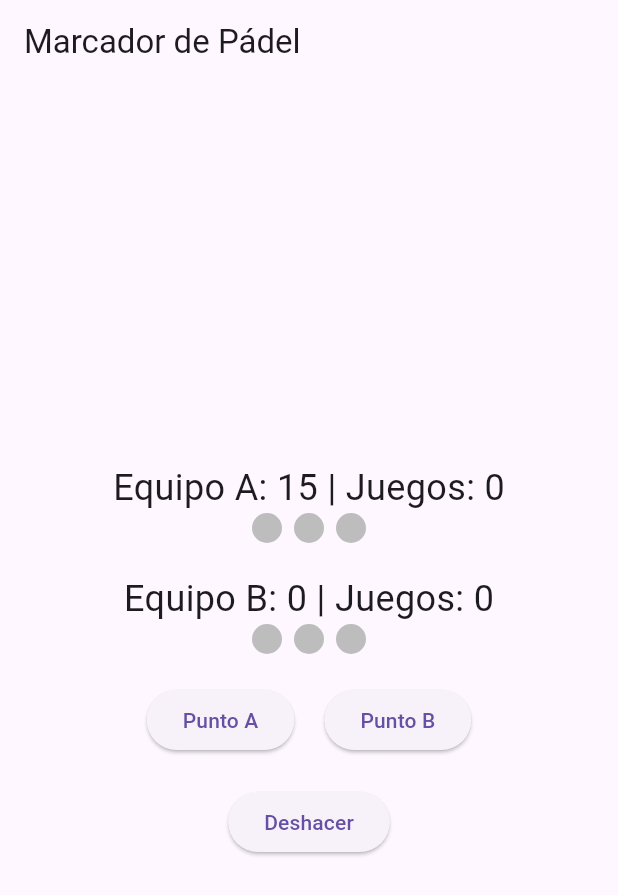
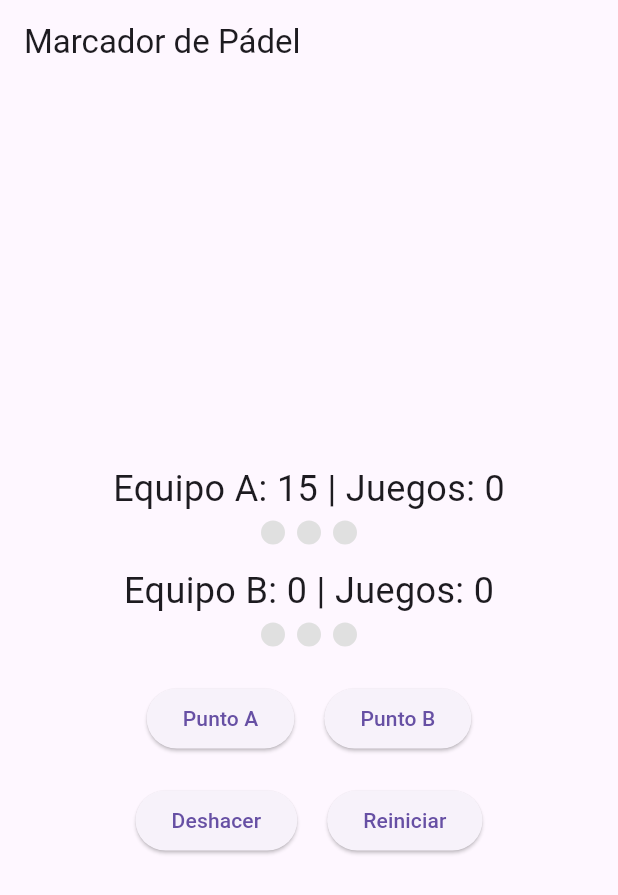
Before and after one commit to Daritessar/MarcadorPadel, a Flutter app: the screen it shows after launch, after a tap on "Punto A", on a phone screen of 412 x 824 dp. Shown: the top 895 px of the screen. Run offline on Flutter 3.47's test engine with Material 3 defaults, Android fonts, the phone set to English and light mode, and no system bars.

Commit message:
Nuevas pantallas

```diff
--- a/lib/main.dart
+++ b/lib/main.dart
@@ -1,4 +1,6 @@
 import 'package:flutter/material.dart';
+import 'marcador.dart';
+
 
 void main() {
   runApp(PadelScoreApp());
@@ -16,197 +18,3 @@ class PadelScoreApp extends StatelessWidget {
     );
   }
 }
-
-// Clase que maneja toda la lógica del marcador
-class Marcador {
-  int puntosA = 0; // 0=0, 1=15, 2=30, 3=40, 4=Ad
-  int puntosB = 0;
-  int juegosA = 0;
-  int juegosB = 0;
-  List<bool> setsA = [false, false, false]; // 3 sets
-  List<bool> setsB = [false, false, false];
-
-  List<Map<String, dynamic>> historial = [];
-
-  void sumarPunto(String equipo) {
-    // Guardamos el estado actual
-    historial.add({
-      'puntosA': puntosA,
-      'puntosB': puntosB,
-      'juegosA': juegosA,
-      'juegosB': juegosB,
-      'setsA': List.from(setsA),
-      'setsB': List.from(setsB),
-    });
-
-    if (equipo == 'A') _actualizarPunto('A');
-    else _actualizarPunto('B');
-  }
-
-  void deshacer() {
-    if (historial.isNotEmpty) {
-      final ultimo = historial.removeLast();
-      puntosA = ultimo['puntosA'];
-      puntosB = ultimo['puntosB'];
-      juegosA = ultimo['juegosA'];
-      juegosB = ultimo['juegosB'];
-      setsA = List<bool>.from(ultimo['setsA']);
-      setsB = List<bool>.from(ultimo['setsB']);
-    }
-  }
-
-  void _actualizarPunto(String equipo) {
-    if (equipo == 'A') {
-      if (puntosA < 3) puntosA++;
-      else {
-        if (puntosB < 3 || (puntosB == 3 && puntosA == 4)) {
-          // gana el juego
-          puntosA = 0;
-          puntosB = 0;
-          juegosA++;
-          _revisarSet('A');
-        } else if (puntosB == 3) {
-          puntosA++; // ventaja
-        } else if (puntosB == 4) {
-          puntosB = 3; // vuelve a deuce
-        }
-      }
-    } else {
-      if (puntosB < 3) puntosB++;
-      else {
-        if (puntosA < 3 || (puntosA == 3 && puntosB == 4)) {
-          puntosB = 0;
-          puntosA = 0;
-          juegosB++;
-          _revisarSet('B');
-        } else if (puntosA == 3) {
-          puntosB++; // ventaja
-        } else if (puntosA == 4) {
-          puntosA = 3;
-        }
-      }
-    }
-  }
-
-  void _revisarSet(String equipo) {
-    if (equipo == 'A' && juegosA >= 6) {
-      for (int i = 0; i < setsA.length; i++) {
-        if (!setsA[i]) {
-          setsA[i] = true; // enciende la luz
-          break;
-        }
-      }
-      juegosA = 0;
-      puntosA = 0;
-      puntosB = 0;
-    } else if (equipo == 'B' && juegosB >= 6) {
-      for (int i = 0; i < setsB.length; i++) {
-        if (!setsB[i]) {
-          setsB[i] = true;
-          break;
-        }
-      }
-      juegosB = 0;
-      puntosA = 0;
-      puntosB = 0;
-    }
-  }
-
-  String puntosToString(int puntos) {
-    switch (puntos) {
-      case 0:
-        return '0';
-      case 1:
-        return '15';
-      case 2:
-        return '30';
-      case 3:
-        return '40';
-      case 4:
-        return 'Ad';
-      default:
-        return '';
-    }
-  }
-}
-
-class ScoreScreen extends StatefulWidget {
-  @override
-  _ScoreScreenState createState() => _ScoreScreenState();
-}
-
-class _ScoreScreenState extends State<ScoreScreen> {
-  Marcador marcador = Marcador();
-
-  void sumarPunto(String equipo) {
-    setState(() {
-      marcador.sumarPunto(equipo);
-    });
-  }
-
-  void deshacer() {
-    setState(() {
-      marcador.deshacer();
-    });
-  }
-
-  Widget buildSetsRow(List<bool> sets) {
-    return Row(
-      mainAxisAlignment: MainAxisAlignment.center,
-      children: sets
-          .map((encendida) => Container(
-                margin: EdgeInsets.symmetric(horizontal: 4),
-                width: 20,
-                height: 20,
-                decoration: BoxDecoration(
-                  shape: BoxShape.circle,
-                  color: encendida ? Colors.green : Colors.grey[400],
-                ),
-              ))
-          .toList(),
-    );
-  }
-
-  @override
-  Widget build(BuildContext context) {
-    return Scaffold(
-      appBar: AppBar(title: Text('Marcador de Pádel')),
-      body: Column(
-        mainAxisAlignment: MainAxisAlignment.center,
-        children: [
-          Text(
-            'Equipo A: ${marcador.puntosToString(marcador.puntosA)} | Juegos: ${marcador.juegosA}',
-            style: TextStyle(fontSize: 24),
-          ),
-          buildSetsRow(marcador.setsA),
-          SizedBox(height: 20),
-          Text(
-            'Equipo B: ${marcador.puntosToString(marcador.puntosB)} | Juegos: ${marcador.juegosB}',
-            style: TextStyle(fontSize: 24),
-          ),
-          buildSetsRow(marcador.setsB),
-          SizedBox(height: 20),
-          Row(
-            mainAxisAlignment: MainAxisAlignment.center,
-            children: [
-              ElevatedButton(
-                onPressed: () => sumarPunto('A'),
-                child: Text('Punto A'),
-              ),
-              SizedBox(width: 20),
-              ElevatedButton(
-                onPressed: () => sumarPunto('B'),
-                child: Text('Punto B'),
-              ),
-            ],
-          ),
-          SizedBox(height: 20),
-          ElevatedButton(
-            onPressed: deshacer,
-            child: Text('Deshacer'),
-          ),
-        ],
-      ),
-    );
-  }
-}
--- /dev/null
+++ b/lib/marcador.dart
@@ -0,0 +1,233 @@
+import 'package:flutter/material.dart';
+import 'winner_screen.dart';
+
+class Marcador {
+  int puntosA = 0;
+  int puntosB = 0;
+  int juegosA = 0;
+  int juegosB = 0;
+  int setsA = 0;
+  int setsB = 0;
+
+  List<Map<String, dynamic>> historial = [];
+  List<Map<String, int>> historialSets = []; // 👈 Guarda los juegos por set
+
+  void sumarPunto(String equipo) {
+    historial.add({
+      'puntosA': puntosA,
+      'puntosB': puntosB,
+      'juegosA': juegosA,
+      'juegosB': juegosB,
+      'setsA': setsA,
+      'setsB': setsB,
+      'historialSets': List<Map<String, int>>.from(historialSets),
+    });
+
+    if (equipo == 'A') {
+      _actualizarPunto('A');
+    } else {
+      _actualizarPunto('B');
+    }
+  }
+
+  void deshacer() {
+    if (historial.isNotEmpty) {
+      final ultimo = historial.removeLast();
+      puntosA = ultimo['puntosA'];
+      puntosB = ultimo['puntosB'];
+      juegosA = ultimo['juegosA'];
+      juegosB = ultimo['juegosB'];
+      setsA = ultimo['setsA'];
+      setsB = ultimo['setsB'];
+      historialSets = List<Map<String, int>>.from(ultimo['historialSets']);
+    }
+  }
+
+  void reiniciar() {
+    puntosA = 0;
+    puntosB = 0;
+    juegosA = 0;
+    juegosB = 0;
+    setsA = 0;
+    setsB = 0;
+    historial.clear();
+    historialSets.clear();
+  }
+
+  void _actualizarPunto(String equipo) {
+    if (equipo == 'A') {
+      if (puntosA < 3) {
+        puntosA++;
+      } else {
+        if (puntosB < 3 || (puntosB == 3 && puntosA == 4)) {
+          puntosA = 0;
+          puntosB = 0;
+          juegosA++;
+          _verificarSet();
+        } else if (puntosB == 3) {
+          puntosA++;
+        } else if (puntosB == 4) {
+          puntosB = 3;
+        }
+      }
+    } else {
+      if (puntosB < 3) {
+        puntosB++;
+      } else {
+        if (puntosA < 3 || (puntosA == 3 && puntosB == 4)) {
+          puntosA = 0;
+          puntosB = 0;
+          juegosB++;
+          _verificarSet();
+        } else if (puntosA == 3) {
+          puntosB++;
+        } else if (puntosA == 4) {
+          puntosA = 3;
+        }
+      }
+    }
+  }
+
+  void _verificarSet() {
+    if (juegosA >= 6 && juegosA - juegosB >= 2) {
+      setsA++;
+      historialSets.add({'A': juegosA, 'B': juegosB}); // 👈 Guarda set terminado
+      juegosA = 0;
+      juegosB = 0;
+    } else if (juegosB >= 6 && juegosB - juegosA >= 2) {
+      setsB++;
+      historialSets.add({'A': juegosA, 'B': juegosB});
+      juegosA = 0;
+      juegosB = 0;
+    }
+  }
+
+  String puntosToString(int puntos) {
+    switch (puntos) {
+      case 0:
+        return '0';
+      case 1:
+        return '15';
+      case 2:
+        return '30';
+      case 3:
+        return '40';
+      case 4:
+        return 'Ad';
+      default:
+        return '';
+    }
+  }
+
+  bool hayGanador() {
+    return setsA == 3 || setsB == 3;
+  }
+
+  String ganador() {
+    return setsA == 3 ? 'Equipo A' : 'Equipo B';
+  }
+}
+
+class ScoreScreen extends StatefulWidget {
+  @override
+  _ScoreScreenState createState() => _ScoreScreenState();
+}
+
+class _ScoreScreenState extends State<ScoreScreen> {
+  Marcador marcador = Marcador();
+
+  void sumarPunto(String equipo) {
+    setState(() {
+      marcador.sumarPunto(equipo);
+    });
+
+    if (marcador.hayGanador()) {
+      Navigator.pushReplacement(
+        context,
+        MaterialPageRoute(
+          builder: (context) => WinnerScreen(
+            ganador: marcador.ganador(),
+            setsA: marcador.setsA,
+            setsB: marcador.setsB,
+            historialSets: marcador.historialSets, // 👈 Se pasa aquí
+            onReiniciar: () {
+              setState(() {
+                marcador.reiniciar();
+              });
+              Navigator.pushReplacement(
+                context,
+                MaterialPageRoute(builder: (_) => ScoreScreen()),
+              );
+            },
+          ),
+        ),
+      );
+    }
+  }
+
+  void deshacer() {
+    setState(() {
+      marcador.deshacer();
+    });
+  }
+
+  void reiniciar() {
+    setState(() {
+      marcador.reiniciar();
+    });
+  }
+
+  Widget _buildLuces(int sets) {
+    return Row(
+      mainAxisAlignment: MainAxisAlignment.center,
+      children: List.generate(3, (i) {
+        return Container(
+          margin: EdgeInsets.all(4),
+          width: 16,
+          height: 16,
+          decoration: BoxDecoration(
+            shape: BoxShape.circle,
+            color: i < sets ? Colors.green : Colors.grey[300],
+          ),
+        );
+      }),
+    );
+  }
+
+  @override
+  Widget build(BuildContext context) {
+    return Scaffold(
+      appBar: AppBar(title: Text('Marcador de Pádel')),
+      body: Column(
+        mainAxisAlignment: MainAxisAlignment.center,
+        children: [
+          Text('Equipo A: ${marcador.puntosToString(marcador.puntosA)} | Juegos: ${marcador.juegosA}',
+              style: TextStyle(fontSize: 24)),
+          _buildLuces(marcador.setsA),
+          SizedBox(height: 10),
+          Text('Equipo B: ${marcador.puntosToString(marcador.puntosB)} | Juegos: ${marcador.juegosB}',
+              style: TextStyle(fontSize: 24)),
+          _buildLuces(marcador.setsB),
+          SizedBox(height: 20),
+          Row(
+            mainAxisAlignment: MainAxisAlignment.center,
+            children: [
+              ElevatedButton(onPressed: () => sumarPunto('A'), child: Text('Punto A')),
+              SizedBox(width: 20),
+              ElevatedButton(onPressed: () => sumarPunto('B'), child: Text('Punto B')),
+            ],
+          ),
+          SizedBox(height: 20),
+          Row(
+            mainAxisAlignment: MainAxisAlignment.center,
+            children: [
+              ElevatedButton(onPressed: deshacer, child: Text('Deshacer')),
+              SizedBox(width: 20),
+              ElevatedButton(onPressed: reiniciar, child: Text('Reiniciar')),
+            ],
+          ),
+        ],
+      ),
+    );
+  }
+}
```
Also changed, not shown: lib/winner_screen.dart (added, +65 -0 lines).
